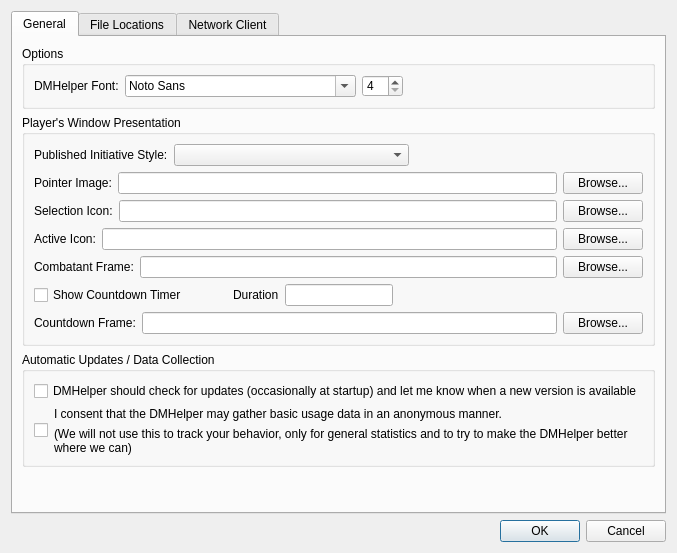
Old version of the form DMHelper/src/optionsdialog.ui in the repository MMetze/DMHelper.
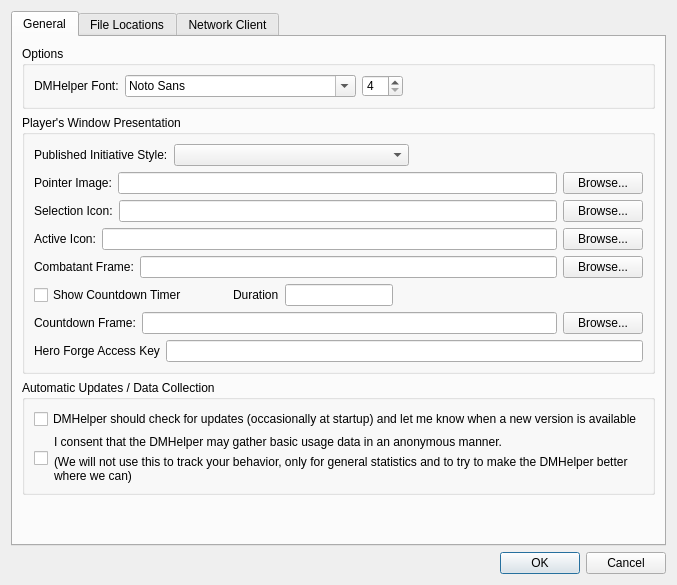
New version of the form. Icons and pictures are not drawn.

Commit message:
HeroForge import done
At least for 2d images. The 3d image will have to wait.

The edit to the form file:
```diff
--- a/DMHelper/src/optionsdialog.ui
+++ b/DMHelper/src/optionsdialog.ui
@@ -7,7 +7,7 @@
     <x>0</x>
     <y>0</y>
     <width>668</width>
-    <height>553</height>
+    <height>585</height>
    </rect>
   </property>
   <property name="windowTitle">
@@ -296,6 +296,20 @@
             </item>
            </layout>
           </item>
+          <item>
+           <layout class="QHBoxLayout" name="horizontalLayout_14">
+            <item>
+             <widget class="QLabel" name="label_11">
+              <property name="text">
+               <string>Hero Forge Access Key</string>
+              </property>
+             </widget>
+            </item>
+            <item>
+             <widget class="QLineEdit" name="edtHeroForgeAccessKey"/>
+            </item>
+           </layout>
+          </item>
          </layout>
         </widget>
        </item>
```
The commit also changes 12 other files.
